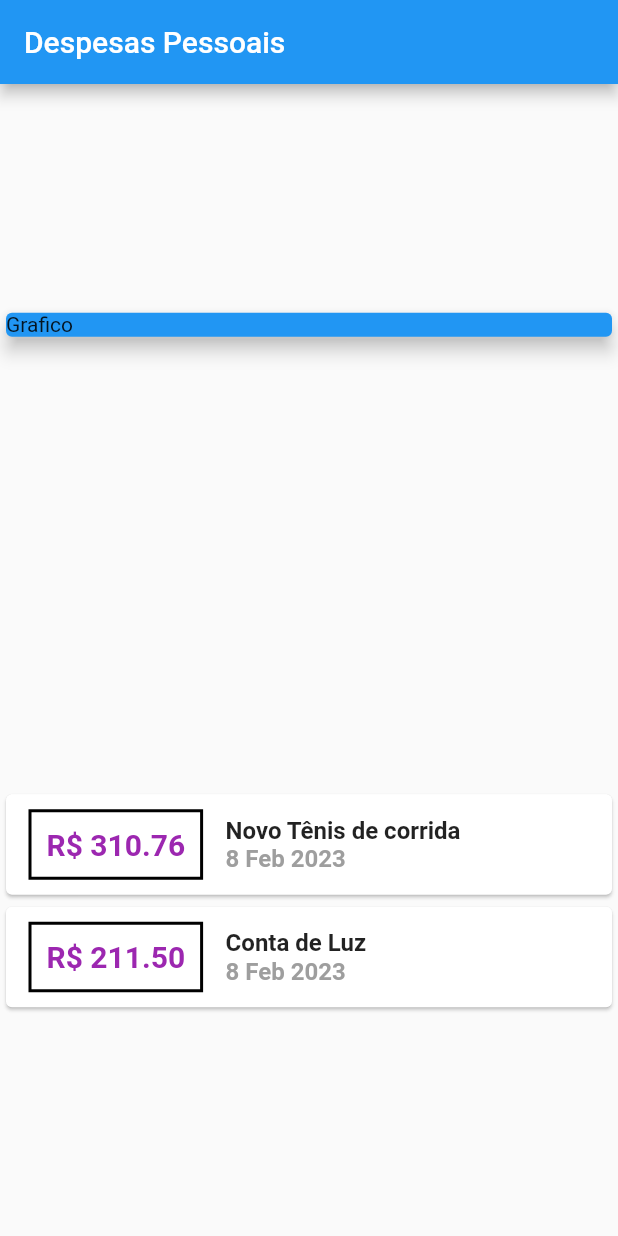
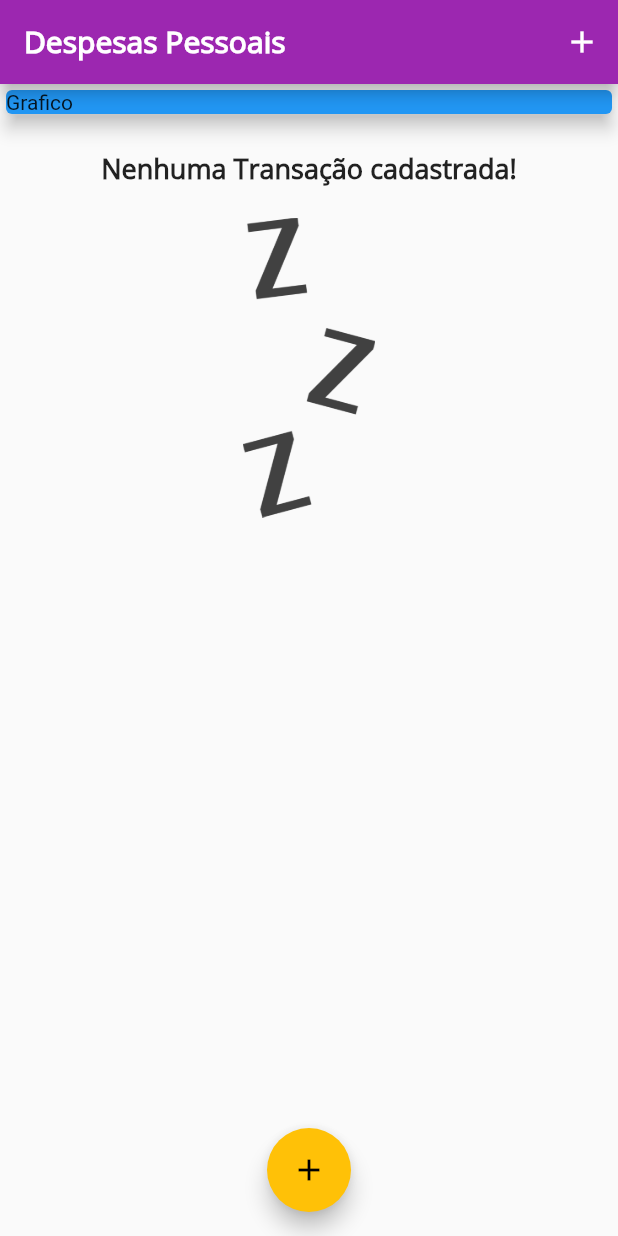
Before and after one commit to evandronosse/Study-flutter-udemy-expenses, a Flutter app: the screen it shows after launch, on a phone screen of 412 x 824 dp. Run offline on Flutter 3.47's test engine with Material 2 defaults, Android fonts, the phone set to English and light mode, and no system bars.

Commit message:
Styles finished

```diff
--- /dev/null
+++ b/lib/components/transaction_list.dart
@@ -0,0 +1,88 @@
+import 'package:expenses/models/transaction.dart';
+import 'package:flutter/material.dart';
+import 'package:intl/intl.dart';
+
+class TransactionList extends StatelessWidget {
+  late final List<Transaction> transactions;
+
+  TransactionList(this.transactions);
+
+  @override
+  Widget build(BuildContext context) {
+    return Container(
+      height: 300,
+      child: transactions.isEmpty
+          ? Column(
+              children: [
+                const SizedBox(
+                  height: 20,
+                ),
+                Text(
+                  'Nenhuma Transação cadastrada!',
+                  style: Theme.of(context).textTheme.headline6,
+                ),
+                const SizedBox(
+                  height: 20,
+                ),
+                Container(
+                  height: 200,
+                  child: Image.asset(
+                    'assets/images/waiting.png',
+                    fit: BoxFit.cover,
+                  ),
+                )
+              ],
+            )
+          : ListView.builder(
+              itemCount: transactions.length,
+              itemBuilder: (ctx, index) {
+                final tr = transactions[index];
+                return Card(
+                  child: Row(children: [
+                    Container(
+                      margin: const EdgeInsets.symmetric(
+                        horizontal: 15,
+                        vertical: 10,
+                      ),
+                      decoration: BoxDecoration(
+                        border: Border.all(
+                          color: Theme.of(context).primaryColor,
+                          width: 2,
+                        ),
+                      ),
+                      padding: const EdgeInsets.all(10),
+                      child: Text(
+                        'R\$ ${tr.value.toStringAsFixed(2)}',
+                        style: TextStyle(
+                          fontWeight: FontWeight.bold,
+                          fontSize: 20,
+                          color: Theme.of(context).colorScheme.primary,
+                        ),
+                      ),
+                    ),
+                    Column(
+                      crossAxisAlignment: CrossAxisAlignment.start,
+                      children: [
+                        Text(tr.title.toString(),
+                            style: Theme.of(context).textTheme.headline6
+                            // style: const TextStyle(
+                            //   fontWeight: FontWeight.bold,
+                            //   fontSize: 16,
+                            // ),
+                            ),
+                        Text(
+                          DateFormat('d MMM y').format(tr.date),
+                          style: const TextStyle(
+                              fontWeight: FontWeight.bold,
+                              fontSize: 16,
+                              color: Colors.grey),
+                        ),
+                      ],
+                    )
+                  ]),
+                );
+              },
+            ),
+    );
+  }
+}
--- a/lib/main.dart
+++ b/lib/main.dart
@@ -1,6 +1,8 @@
+import 'package:expenses/components/transaction_form.dart';
+import 'package:expenses/components/transaction_list.dart';
+import 'package:expenses/models/transaction.dart';
 import 'package:flutter/material.dart';
-import 'package:expenses/models/transaction.dart';
-import 'package:intl/intl.dart';
+import 'dart:math';
 
 main() {
   runApp(const ExpansesApp());
@@ -13,34 +15,97 @@ class ExpansesApp extends StatelessWidget {
   Widget build(BuildContext context) {
     return MaterialApp(
       home: MyHomePage(),
+      theme: ThemeData(
+        primarySwatch: Colors.purple,
+        accentColor: Colors.amber,
+        fontFamily: 'Quicksand',
+        textTheme: ThemeData.light().textTheme.copyWith(
+              headline6: const TextStyle(
+                fontFamily: 'OpenSans',
+                fontSize: 18,
+                fontWeight: FontWeight.bold,
+              ),
+            ),
+        appBarTheme: AppBarTheme(
+            toolbarTextStyle: ThemeData.light()
+                .textTheme
+                .copyWith(
+                  headline6: const TextStyle(
+                    fontFamily: 'OpenSans',
+                  ),
+                )
+                .bodyMedium,
+            titleTextStyle: ThemeData.light()
+                .textTheme
+                .copyWith(
+                    headline6: const TextStyle(
+                        fontFamily: 'OpenSans',
+                        fontSize: 20,
+                        fontWeight: FontWeight.bold))
+                .titleLarge),
+      ),
     );
   }
 }
 
-class MyHomePage extends StatelessWidget {
-  final _transactions = [
-    Transaction(
-      id: 't1',
-      title: 'Novo Tênis de corrida',
-      value: 310.76,
+class MyHomePage extends StatefulWidget {
+  @override
+  State<MyHomePage> createState() => _MyHomePageState();
+}
+
+class _MyHomePageState extends State<MyHomePage> {
+  final List<Transaction> _transactions = [
+    // Transaction(
+    //   id: 't1',
+    //   title: 'Novo Tênis de corrida',
+    //   value: 310.76,
+    //   date: DateTime.now(),
+    // ),
+    // Transaction(
+    //   id: 't2',
+    //   title: 'Conta de Luz',
+    //   value: 211.50,
+    //   date: DateTime.now(),
+    // ),
+  ];
+
+  _addTransaction(String title, double value) {
+    final newTransaction = Transaction(
+      id: Random().nextDouble().toString(),
+      title: title,
+      value: value,
       date: DateTime.now(),
-    ),
-    Transaction(
-      id: 't2',
-      title: 'Conta de Luz',
-      value: 211.50,
-      date: DateTime.now(),
-    ),
-  ];
+    );
+
+    setState(() {
+      _transactions.add(newTransaction);
+    });
+
+    Navigator.of(context).pop();
+  }
+
+  _openTransactionFormModal(BuildContext context) {
+    showModalBottomSheet(
+        context: context,
+        builder: (_) {
+          return TransactionForm(_addTransaction);
+        });
+  }
 
   @override
   Widget build(BuildContext context) {
     return Scaffold(
       appBar: AppBar(
         title: const Text('Despesas Pessoais'),
+        actions: [
+          IconButton(
+            onPressed: () => _openTransactionFormModal(context),
+            icon: Icon(Icons.add),
+          )
+        ],
       ),
-      body: Column(
-        mainAxisAlignment: MainAxisAlignment.spaceAround,
+      body: SingleChildScrollView(
+        child: Column(
           crossAxisAlignment: CrossAxisAlignment.stretch,
           children: [
             Container(
@@ -51,53 +116,15 @@ class MyHomePage extends StatelessWidget {
                 child: Text('Grafico'),
               ),
             ),
-          Column(
-            children: _transactions.map((tr) {
-              return Card(
-                child: Row(children: [
-                  Container(
-                    margin: const EdgeInsets.symmetric(
-                      horizontal: 15,
-                      vertical: 10,
-                    ),
-                    decoration: BoxDecoration(
-                      border: Border.all(
-                        color: Colors.black,
-                        width: 2,
+            TransactionList(_transactions),
+          ],
         ),
       ),
-                    padding: const EdgeInsets.all(10),
-                    child: Text('R\$ ${tr.value.toStringAsFixed(2)}',
-                        style: const TextStyle(
-                            fontWeight: FontWeight.bold,
-                            fontSize: 20,
-                            color: Colors.purple)),
+      floatingActionButton: FloatingActionButton(
+        onPressed: () => _openTransactionFormModal(context),
+        child: Icon(Icons.add),
       ),
-                  Column(
-                    crossAxisAlignment: CrossAxisAlignment.start,
-                    children: [
-                      Text(
-                        tr.title.toString(),
-                        style: const TextStyle(
-                          fontWeight: FontWeight.bold,
-                          fontSize: 16,
-                        ),
-                      ),
-                      Text(
-                        DateFormat('d MMM y').format(tr.date),
-                        style: const TextStyle(
-                            fontWeight: FontWeight.bold,
-                            fontSize: 16,
-                            color: Colors.grey),
-                      ),
-                    ],
-                  )
-                ]),
-              );
-            }).toList(),
-          )
-        ],
-      ),
+      floatingActionButtonLocation: FloatingActionButtonLocation.centerFloat,
     );
   }
 }
```
Also changed, not shown: lib/components/transaction_form.dart (added, +67 -0 lines), pubspec.yaml (+13 -8 lines), assets/fonts/OpenSans-Bold.ttf (added), assets/fonts/OpenSans-Regular.ttf (added), assets/fonts/Quicksand-Bold.ttf (added), assets/fonts/Quicksand-Light.ttf (added), assets/fonts/Quicksand-Medium.ttf (added), assets/fonts/Quicksand-Regular.ttf (added), assets/images/waiting.png (added). Lines whose indentation alone changed are shown as unchanged.
